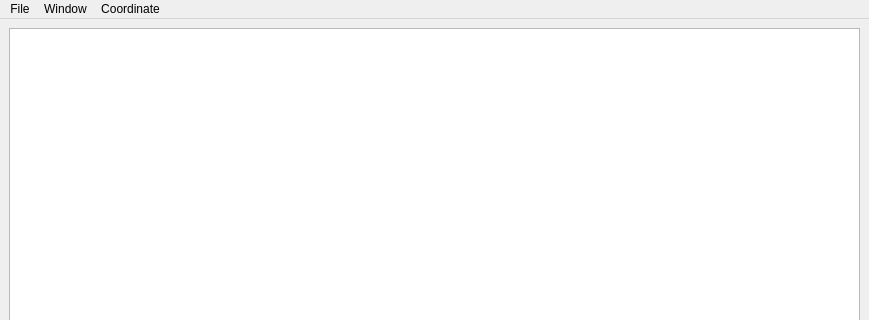
Before: the Qt Designer form dwarfexplorer/dfstructure_window.ui in ragundo/DwarfExplorer, drawn with Qt 5; both pictures show x 0 to 869 and y 0 to 320 of the 869 by 710 pixel window.
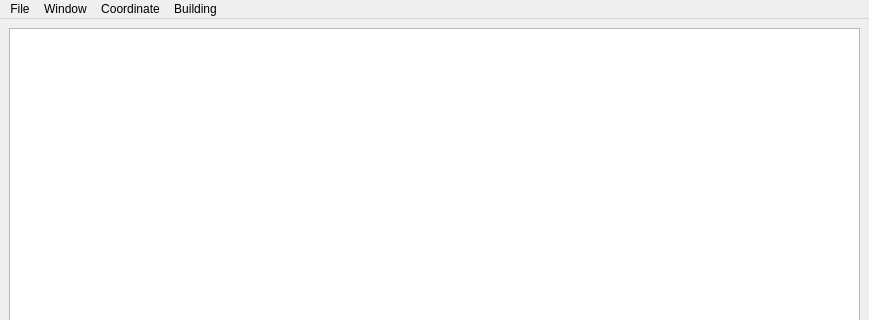
After: the same form once the commit is applied.

Commit message: Add Menu for locating buildings in dfstructure window

Patch:
```diff
--- a/dwarfexplorer/dfstructure_window.ui
+++ b/dwarfexplorer/dfstructure_window.ui
@@ -49,9 +49,16 @@
     </property>
     <addaction name="actionLocate_in_fortress"/>
    </widget>
+    <widget class="QMenu" name="menuBuilding">
+      <property name="title">
+        <string>Building</string>
+      </property>
+      <addaction name="actionLocate_building_in_fortress"/>
+    </widget>
    <addaction name="menuFile"/>
    <addaction name="menuWindow"/>
    <addaction name="menuCoordinate"/>
+    <addaction name="menuBuilding"/>
   </widget>
   <widget class="QStatusBar" name="statusbar"/>
   <action name="actionExit">
```
Left out of the diff: 5 changed lines with no effect on the pictures. Lines whose indentation alone changed are shown as unchanged. The commit also changes 1 other file.
